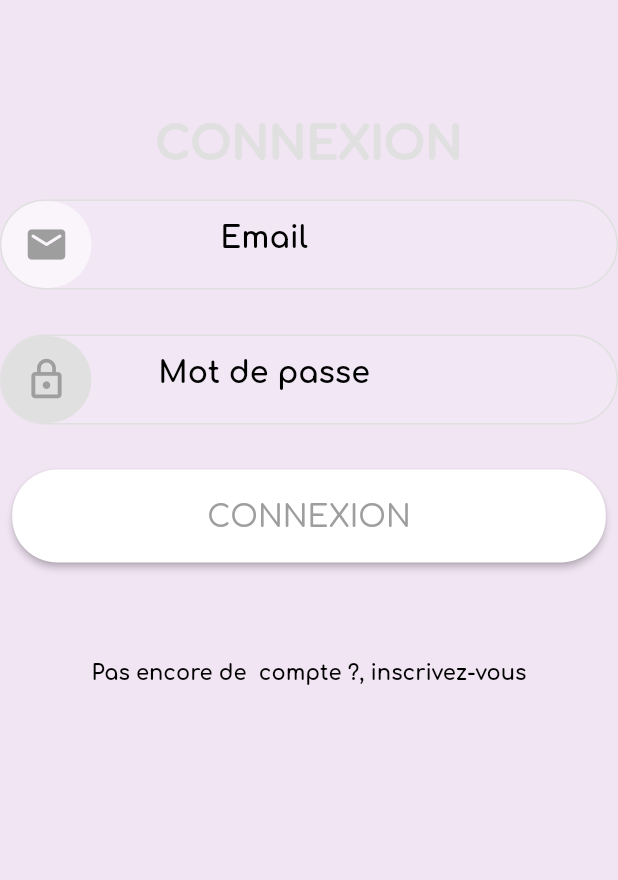
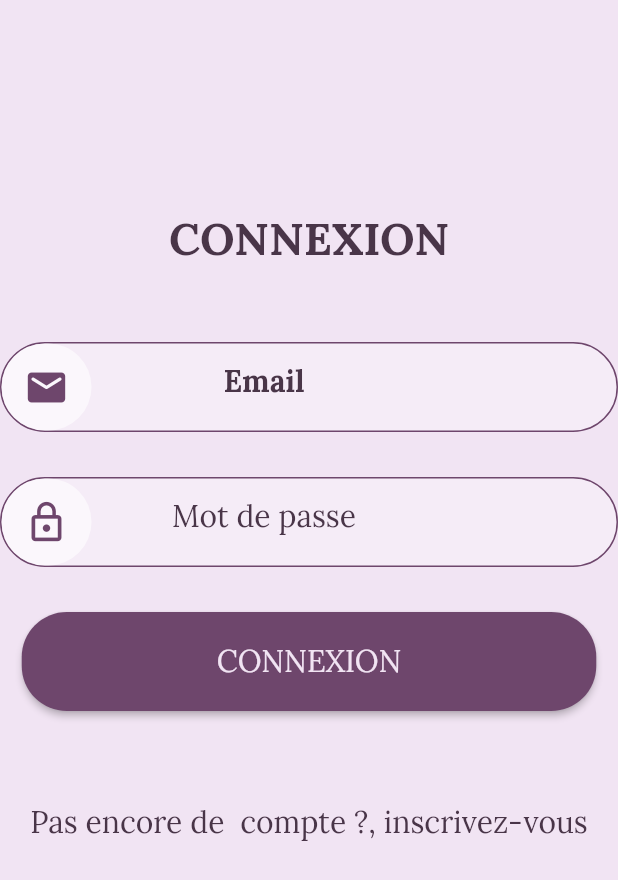
Before and after one commit to pickypou/mon_app_sport-0.0.1, a Flutter app: the screen it shows after launch, after a tap on an icon or button, on a phone screen of 412 x 824 dp. Shown: the top 880 px of the screen. Run offline on Flutter 3.47's test engine with Material 2 defaults, Android fonts, the phone set to English and light mode, and no system bars; our stand-ins replace cloud_firestore, firebase_auth, firebase_core, firebase_storage, google_fonts, image_picker and 1 more; accounts and stored records are empty; network calls fail.

Commit message:
organistion des fichiers login

```diff
--- a/lib/Components/info_user/profile_picture.dart
+++ b/lib/Components/info_user/profile_picture.dart
@@ -2,7 +2,7 @@ import 'package:flutter/material.dart';
 import 'dart:io';
 import 'package:firebase_storage/firebase_storage.dart';
 import 'package:image_picker/image_picker.dart';
-import 'package:mon_app_sport/pages/account_page.dart';
+import 'package:mon_app_sport/pages/account/account_page.dart';
 
 import '../../screens/get_user_id.dart';
 import '../../variables/my_variables.dart';
--- a/lib/Widgets/title_connexion.dart
+++ /dev/null
@@ -1,7 +0,0 @@
-import 'package:flutter/material.dart';
-import 'package:google_fonts/google_fonts.dart';
-
-Widget titleConnexion = Text('Connexion'.toUpperCase(),
-  style: GoogleFonts.comfortaa(
-      fontSize: 30, fontWeight: FontWeight.w900, color: Colors.grey.shade300) ,
-);
--- a/lib/main.dart
+++ b/lib/main.dart
@@ -2,7 +2,7 @@ import 'package:flutter/material.dart';
 import 'package:mon_app_sport/pages/home/components/text_button_login.dart';
 import 'package:mon_app_sport/pages/home/components/widgets/images.dart';
 import 'package:mon_app_sport/pages/home/components/widgets/subtitle_home.dart';
-import 'package:mon_app_sport/pages/home/components/widgets/title_home.dart';
+import 'package:mon_app_sport/pages/home/widgets/title_home.dart';
 import 'package:mon_app_sport/screens/initialize_app.dart';
 import 'package:mon_app_sport/theme/theme_colors.dart';
 
--- a/lib/pages/home/home_page.dart
+++ b/lib/pages/home/home_page.dart
@@ -1,9 +1,11 @@
 import 'package:flutter/material.dart';
+import 'package:mon_app_sport/pages/home/widgets/images.dart';
+import 'package:mon_app_sport/pages/home/widgets/subtitle_home.dart';
 
 import 'components/text_button_login.dart';
 import 'components/widgets/images.dart';
 import 'components/widgets/subtitle_home.dart';
-import 'components/widgets/title_home.dart';
+import 'widgets/title_home.dart';
 
 class HomePage extends StatelessWidget {
   const HomePage({super.key});
--- a/lib/pages/home/components/widgets/subtitle_home.dart
+++ b/lib/pages/home/widgets/subtitle_home.dart
@@ -1,6 +1,6 @@
 import 'package:flutter/material.dart';
 
-import '../../../../theme/theme_styles.dart';
+import '../../../theme/theme_styles.dart';
 
 Widget subTitleHome = Container(
   margin: const EdgeInsets.fromLTRB(0, 0, 0, 20),
--- a/lib/pages/home/components/widgets/title_home.dart
+++ b/lib/pages/home/widgets/title_home.dart
@@ -2,11 +2,12 @@ import 'package:flutter/material.dart';
 import 'package:google_fonts/google_fonts.dart';
 import 'package:mon_app_sport/theme/theme_colors.dart';
 
-import '../../../../theme/theme_styles.dart';
+import '../../../theme/theme_styles.dart';
 
 Widget titleHome = Container(
   margin: const EdgeInsets.fromLTRB(0, 60, 0, 30),
-  child: Text('Unipampa Push ',
+  child:
+  Text('Unipampa Push'.toUpperCase(),
       style: titleStyle
       ),
 );
--- a/lib/Components/input_login.dart
+++ b/lib/pages/login/components/input_login.dart
@@ -1,7 +1,9 @@
 import 'package:flutter/material.dart';
 import 'package:google_fonts/google_fonts.dart';
+import 'package:mon_app_sport/theme/theme_colors.dart';
 
-import '../function/login_to_firebase.dart';
+import '../../../function/login_to_firebase.dart';
+import '../../../theme/theme_styles.dart';
 
 
 class InputLogin extends StatelessWidget {
@@ -12,9 +14,9 @@ class InputLogin extends StatelessWidget {
       children: [
         Container(
           decoration: BoxDecoration(
-            border: Border.all(width: 1, color: Colors.grey.shade300),
+            border: Border.all(width: 1, color: kIcon),
             borderRadius: BorderRadius.circular(30),
-            color: const Color.fromRGBO(255, 255, 255, 0.1),
+            color: const Color.fromRGBO(255, 255, 255, 0.3),
           ),
           height: 60,
           child: Row(
@@ -28,7 +30,7 @@ class InputLogin extends StatelessWidget {
                 child: const Icon(
                   Icons.email_rounded,
                   size: 30,
-                  color: Colors.grey,
+                  color: kIcon,
                 ),
               ),
               SizedBox(
@@ -37,14 +39,14 @@ class InputLogin extends StatelessWidget {
                 child: TextField(
                   controller: emailField,
                   textAlign: TextAlign.center,
-                  style: GoogleFonts.comfortaa(
+                  style: GoogleFonts.lora(
                     fontSize: 20,
-                    color: Colors.black,
+                    color: kIcon,
                     fontWeight: FontWeight.bold,
                   ),
                   decoration: InputDecoration(
                       hintText: 'Email',
-                      hintStyle: GoogleFonts.comfortaa(color: Colors.black),
+                      hintStyle: GoogleFonts.lora(color: kTextColors),
                       border: InputBorder.none),
                 ),
               ),
@@ -56,9 +58,9 @@ class InputLogin extends StatelessWidget {
         ),
         Container(
           decoration: BoxDecoration(
-            border: Border.all(width: 1, color: Colors.grey.shade300),
+            border: Border.all(width: 1, color: kIcon),
             borderRadius: BorderRadius.circular(30),
-            color: const Color.fromRGBO(255, 255, 255, 0.1),
+            color: const Color.fromRGBO(255, 255, 255, 0.3),
           ),
           height: 60,
           child: Row(
@@ -68,31 +70,30 @@ class InputLogin extends StatelessWidget {
                 width: 60,
                 decoration: BoxDecoration(
                     borderRadius: BorderRadius.circular(30),
-                    color: Colors.grey.shade300),
+                    color: Colors.white60),
                 child: const Icon(
                   Icons.lock_outline,
                   size: 30,
-                  color: Colors.grey,
+                  color: kIcon,
                 ),
               ),
               SizedBox(
                 height: 60,
                 width: 230,
+
+
                 child: TextField(
                   controller: passwordField,
                   textAlign: TextAlign.center,
                   obscureText: true,
-                  style: GoogleFonts.comfortaa(
-                    fontSize: 20,
-                    color: Colors.black,
-                    fontWeight: FontWeight.bold,
+                  style: textButton,
+                    decoration: InputDecoration(
+                    hintText: 'Mot de passe',
+                    hintStyle: textButton,
+                    border: InputBorder.none),
                   ),
-                  decoration: InputDecoration(
-                      hintText: 'Mot de passe',
-                      hintStyle: GoogleFonts.comfortaa(color: Colors.black),
-                      border: InputBorder.none),
                 ),
-              ),
+
             ],
           ),
         ),
--- a/lib/Components/login_button.dart
+++ b/lib/pages/login/components/login_button.dart
@@ -1,8 +1,8 @@
 import 'package:flutter/material.dart';
 import 'package:google_fonts/google_fonts.dart';
 import 'package:mon_app_sport/function/login_to_firebase.dart';
-
-
+import 'package:mon_app_sport/theme/theme_colors.dart';
+import 'package:mon_app_sport/theme/theme_styles.dart';
 
 class LoginButton extends StatelessWidget {
   const LoginButton({super.key});
@@ -11,7 +11,7 @@ class LoginButton extends StatelessWidget {
   Widget build(BuildContext context) {
     return ElevatedButton(
       style: ElevatedButton.styleFrom(
-        backgroundColor: Colors.white,
+        backgroundColor: kButton,
         padding: const EdgeInsets.fromLTRB(130, 20, 130, 20),
         shape: const RoundedRectangleBorder(
           borderRadius: BorderRadius.all(Radius.circular(30)),
@@ -19,14 +19,13 @@ class LoginButton extends StatelessWidget {
       ),
       child: Text(
         "connexion".toUpperCase(),
-        style: GoogleFonts.comfortaa(
-          color: Colors.grey,
-          fontSize: 20.0,
+        style: GoogleFonts.lora(
+          fontSize: 20,
+          fontWeight: FontWeight.w200,
+          color: kTextButton,
         ),
       ),
-      onPressed: () {
-        loginToFirebase();
-        },
+      onPressed: () {loginToFirebase();},
     );
   }
 }
--- a/lib/Components/text_button_signup.dart
+++ b/lib/pages/login/components/text_button_signup.dart
@@ -1,8 +1,9 @@
 import 'package:flutter/material.dart';
 import 'package:google_fonts/google_fonts.dart';
 
-import '../pages/account_page.dart';
-import '../pages/signup_page.dart';
+import '../../../theme/theme_styles.dart';
+import '../../account/account_page.dart';
+import '../../signup_page.dart';
 
 class TextButtonSignup extends StatelessWidget {
   const TextButtonSignup({super.key});
@@ -17,10 +18,8 @@ class TextButtonSignup extends StatelessWidget {
           );
         }
         , child: Text('Pas encore de  compte ?, inscrivez-vous',
-      style: GoogleFonts.comfortaa(
-          color: Colors.black,
-          fontWeight: FontWeight.bold
-      ),)
+      style: textButton,
+      ),
 
     );
   }
--- a/lib/pages/login/login_page.dart
+++ b/lib/pages/login/login_page.dart
@@ -1,22 +1,19 @@
 import 'package:flutter/material.dart';
 import 'package:mon_app_sport/theme/theme_colors.dart';
-import '../../Components/login_button.dart';
-import '../../Components/input_login.dart';
-import '../../Components/text_button_signup.dart';
-import '../../Widgets/title_connexion.dart';
+import 'components/login_button.dart';
+import 'components/input_login.dart';
+import 'components/text_button_signup.dart';
+import 'widgets/title_connexion.dart';
 
 class LoginPage extends StatelessWidget {
   const LoginPage({super.key});
 
   @override
   Widget build(BuildContext context) {
-    return MaterialApp(
-      debugShowCheckedModeBanner: false,
-      title: 'loginPage',
-      home: Scaffold(
-        backgroundColor: kBody,
-        body: SingleChildScrollView(
-            child: Center(
+    return Scaffold(
+      backgroundColor: kBody,
+      body: SingleChildScrollView(
+        child: Center(
           child: Column(
             mainAxisAlignment: MainAxisAlignment.center,
             crossAxisAlignment: CrossAxisAlignment.center,
@@ -38,7 +35,6 @@ class LoginPage extends StatelessWidget {
             ],
           ),
         ),
-        ),
       ),
     );
   }
--- /dev/null
+++ b/lib/pages/login/widgets/title_connexion.dart
@@ -0,0 +1,11 @@
+import 'package:flutter/material.dart';
+import 'package:google_fonts/google_fonts.dart';
+import 'package:mon_app_sport/theme/theme_styles.dart';
+
+Widget titleConnexion = Container(
+margin: const EdgeInsets.fromLTRB(0, 60, 0, 30),
+child:
+Text('Connexion'.toUpperCase(),
+  style: titleStyle,
+),
+);
--- a/lib/screens/get_user_id.dart
+++ b/lib/screens/get_user_id.dart
@@ -4,7 +4,7 @@ import 'package:flutter/material.dart';
 
 import '../Components/info_user/user_info.dart';
 import '../main.dart';
-import '../pages/account_page.dart';
+import '../pages/account/account_page.dart';
 
 String? userID;
 Future<void> main() async {
--- a/lib/screens/initialize_app.dart
+++ b/lib/screens/initialize_app.dart
@@ -2,7 +2,7 @@
 import 'package:flutter/material.dart';
 import 'package:firebase_core/firebase_core.dart';
 import 'package:firebase_auth/firebase_auth.dart';
-import 'package:mon_app_sport/pages/account_page.dart';
+import 'package:mon_app_sport/pages/account/account_page.dart';
 import '../main.dart';
 import 'error_firebase.dart';
 
--- a/lib/theme/theme_colors.dart
+++ b/lib/theme/theme_colors.dart
@@ -5,3 +5,6 @@ const Color kShoulder = Color(0xFFEB3640);
 const Color kBack = Color(0xFFF5E960);
 const Color kTextColors = Color(0xFF493548);
 const Color kBody = Color(0xFFF1E4F3);
+const Color kIcon = Color(0xFF6E466C);
+const Color kButton = Color(0xFF6E466C);
+const Color kTextButton = Color(0xFFF1E4F3);
--- a/lib/theme/theme_styles.dart
+++ b/lib/theme/theme_styles.dart
@@ -14,6 +14,12 @@ TextStyle subTitle = GoogleFonts.lora(
 );
 TextStyle textButton = GoogleFonts.lora(
   fontSize: 20,
-  fontWeight: FontWeight.w300,
+  fontWeight: FontWeight.w200,
   color: kTextColors,
 );
+
+TextStyle button = GoogleFonts.lora(
+  fontSize: 20,
+  fontWeight: FontWeight.w200,
+  color: kTextButton,
+);
```
Also changed, not shown: lib/pages/account/account_page.dart (renamed from lib/pages/account_page.dart, +5 -5 lines), lib/pages/home/widgets/images.dart (renamed from lib/pages/home/components/widgets/images.dart).
